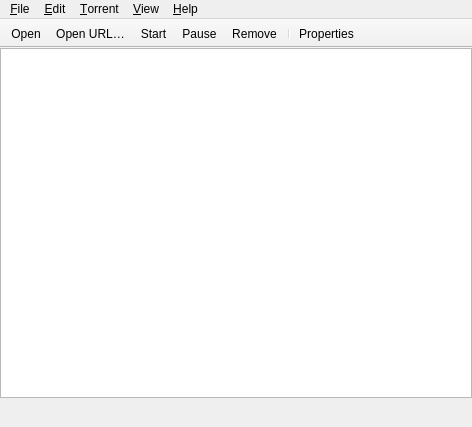
Above: qt/MainWindow.ui from retransmission/retransmission before the change. Below: the same form after it.
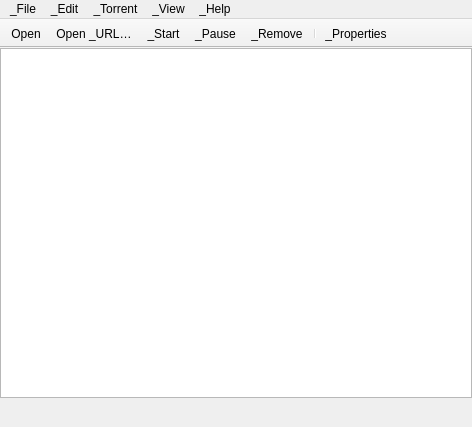
That is the form after the change. Icons and pictures are not drawn. Custom widgets are drawn as their Qt base class.

Diff of the .ui file:
```diff
--- a/qt/MainWindow.ui
+++ b/qt/MainWindow.ui
@@ -189,7 +189,7 @@
    </property>
    <widget class="QMenu" name="menuTorrent">
     <property name="title">
-     <string>&amp;Torrent</string>
+     <string>_Torrent</string>
     </property>
     <widget class="QMenu" name="menuQueue">
      <property name="title">
@@ -219,7 +219,7 @@
    </widget>
    <widget class="QMenu" name="menuEdit">
     <property name="title">
-     <string>&amp;Edit</string>
+     <string>_Edit</string>
     </property>
     <addaction name="action_SelectAll"/>
     <addaction name="action_DeselectAll"/>
@@ -230,7 +230,7 @@
    </widget>
    <widget class="QMenu" name="menu_Help">
     <property name="title">
-     <string>&amp;Help</string>
+     <string>_Help</string>
     </property>
     <addaction name="action_Statistics"/>
     <addaction name="separator"/>
@@ -241,7 +241,7 @@
    </widget>
    <widget class="QMenu" name="menu_View">
     <property name="title">
-     <string>&amp;View</string>
+     <string>_View</string>
     </property>
     <addaction name="action_CompactView"/>
     <addaction name="separator"/>
@@ -263,7 +263,7 @@
    </widget>
    <widget class="QMenu" name="menu_File">
     <property name="title">
-     <string>&amp;File</string>
+     <string>_File</string>
     </property>
     <addaction name="action_OpenFile"/>
     <addaction name="action_AddURL"/>
@@ -315,7 +315,7 @@
   </widget>
   <action name="action_OpenFile">
    <property name="text">
-    <string>&amp;Open…</string>
+    <string>_Open…</string>
    </property>
    <property name="iconText">
     <string>Open</string>
@@ -340,7 +340,7 @@
   </action>
   <action name="action_Properties">
    <property name="text">
-    <string>&amp;Properties</string>
+    <string>_Properties</string>
    </property>
    <property name="toolTip">
     <string>Torrent properties</string>
@@ -362,7 +362,7 @@
   </action>
   <action name="action_Start">
    <property name="text">
-    <string>&amp;Start</string>
+    <string>_Start</string>
    </property>
    <property name="toolTip">
     <string>Start torrent</string>
@@ -384,7 +384,7 @@
   </action>
   <action name="action_Pause">
    <property name="text">
-    <string>&amp;Pause</string>
+    <string>_Pause</string>
    </property>
    <property name="toolTip">
     <string>Pause torrent</string>
@@ -409,7 +409,7 @@
   </action>
   <action name="action_Remove">
    <property name="text">
-    <string>&amp;Remove</string>
+    <string>_Remove</string>
    </property>
    <property name="toolTip">
     <string>Remove torrent</string>
@@ -682,7 +682,7 @@
   </action>
   <action name="action_AddURL">
    <property name="text">
-    <string>Open &amp;URL…</string>
+    <string>Open _URL…</string>
    </property>
    <property name="shortcut">
     <string notr="true">Ctrl+U</string>
```
Left out of the diff: 80 changed lines with no effect on the pictures.
